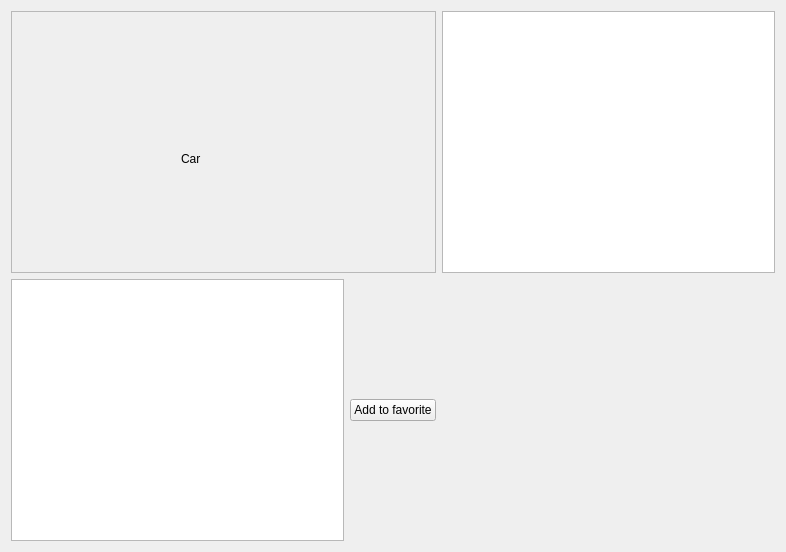
This is offerwindow.ui in happy394/qt_project_hse as Qt 5 draws it before an edit. The edited form follows.
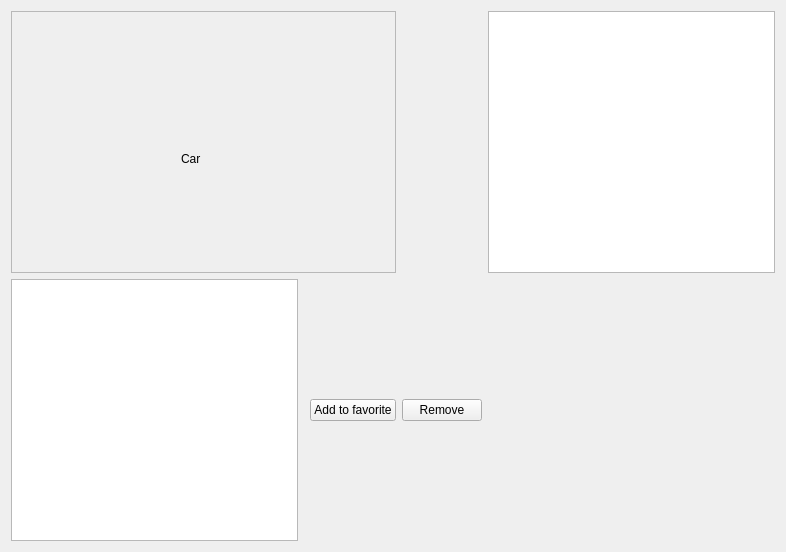
This is the edited form.

Patch:
```diff
--- a/offerwindow.ui
+++ b/offerwindow.ui
@@ -14,7 +14,7 @@
    <string>Form</string>
   </property>
   <layout class="QGridLayout" name="gridLayout_2">
-   <item row="0" column="0" colspan="2">
+   <item row="0" column="0" colspan="3">
     <widget class="QFrame" name="CarImageFrame">
      <property name="frameShape">
       <enum>QFrame::StyledPanel</enum>
@@ -37,19 +37,26 @@
      </widget>
     </widget>
    </item>
-   <item row="3" column="1">
+   <item row="4" column="2">
     <widget class="QPushButton" name="FavoriteButton">
      <property name="text">
       <string>Add to favorite</string>
      </property>
     </widget>
    </item>
-   <item row="3" column="0">
+   <item row="4" column="0">
     <widget class="QListView" name="CarName"/>
    </item>
-   <item row="0" column="2">
+   <item row="0" column="4">
     <widget class="QListView" name="CarInfo"/>
    </item>
+   <item row="4" column="3">
+    <widget class="QPushButton" name="pushButton">
+     <property name="text">
+      <string>Remove</string>
+     </property>
+    </widget>
+   </item>
   </layout>
  </widget>
  <resources/>
```
